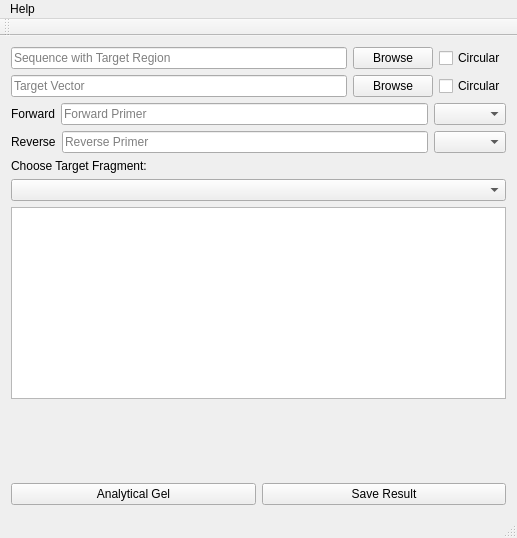
The window that learning/test2/mainwindow.ui (FinweNoldoran/Cloning) describes before a commit, drawn with Qt 5.
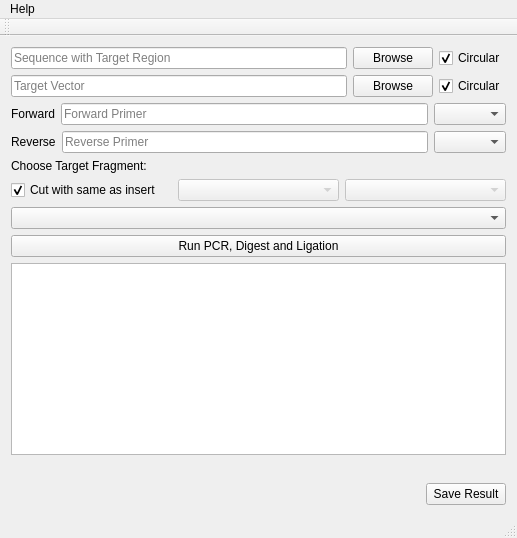
The same window after the commit. Custom widgets are drawn as their Qt base class.

Patch:
```diff
--- a/learning/test2/mainwindow.ui
+++ b/learning/test2/mainwindow.ui
@@ -46,6 +46,9 @@
             <property name="text">
              <string>Circular</string>
             </property>
+            <property name="checked">
+             <bool>true</bool>
+            </property>
            </widget>
           </item>
          </layout>
@@ -74,6 +77,9 @@
             <property name="text">
              <string>Circular</string>
             </property>
+            <property name="checked">
+             <bool>true</bool>
+            </property>
            </widget>
           </item>
          </layout>
@@ -136,12 +142,53 @@
          </widget>
         </item>
         <item>
-         <widget class="QComboBox" name="comboBox">
+         <layout class="QHBoxLayout" name="horizontalLayout_4">
+          <item>
+           <widget class="QCheckBox" name="checkBox">
+            <property name="text">
+             <string>Cut with same as insert</string>
+            </property>
+            <property name="checked">
+             <bool>true</bool>
+            </property>
+           </widget>
+          </item>
+          <item>
+           <widget class="QComboBox" name="enzyC">
+            <property name="enabled">
+             <bool>false</bool>
+            </property>
+            <property name="editable">
+             <bool>false</bool>
+            </property>
+           </widget>
+          </item>
+          <item>
+           <widget class="QComboBox" name="enzyD">
+            <property name="enabled">
+             <bool>false</bool>
+            </property>
+           </widget>
+          </item>
+         </layout>
+        </item>
+        <item>
+         <widget class="ComboBox" name="frag_list">
           <property name="enabled">
            <bool>true</bool>
           </property>
          </widget>
         </item>
+        <item>
+         <widget class="QPushButton" name="run">
+          <property name="enabled">
+           <bool>true</bool>
+          </property>
+          <property name="text">
+           <string>Run PCR, Digest and Ligation</string>
+          </property>
+         </widget>
+        </item>
         <item>
          <widget class="QTextBrowser" name="textBrowser"/>
         </item>
@@ -161,11 +208,17 @@
         <item>
          <layout class="QHBoxLayout" name="horizontalLayout_2">
           <item>
-           <widget class="QPushButton" name="pushButton_2">
-            <property name="text">
-             <string>Analytical Gel</string>
+           <spacer name="horizontalSpacer">
+            <property name="orientation">
+             <enum>Qt::Horizontal</enum>
             </property>
-           </widget>
+            <property name="sizeHint" stdset="0">
+             <size>
+              <width>40</width>
+              <height>20</height>
+             </size>
+            </property>
+           </spacer>
           </item>
           <item>
            <widget class="QPushButton" name="pushButton">
@@ -215,6 +268,13 @@
   </action>
  </widget>
  <layoutdefault spacing="6" margin="11"/>
+ <customwidgets>
+  <customwidget>
+   <class>ComboBox</class>
+   <extends>QComboBox</extends>
+   <header>combobox.h</header>
+  </customwidget>
+ </customwidgets>
  <resources/>
  <connections/>
 </ui>
```
Left out of the diff: 6 changed lines with no effect on the pictures.
